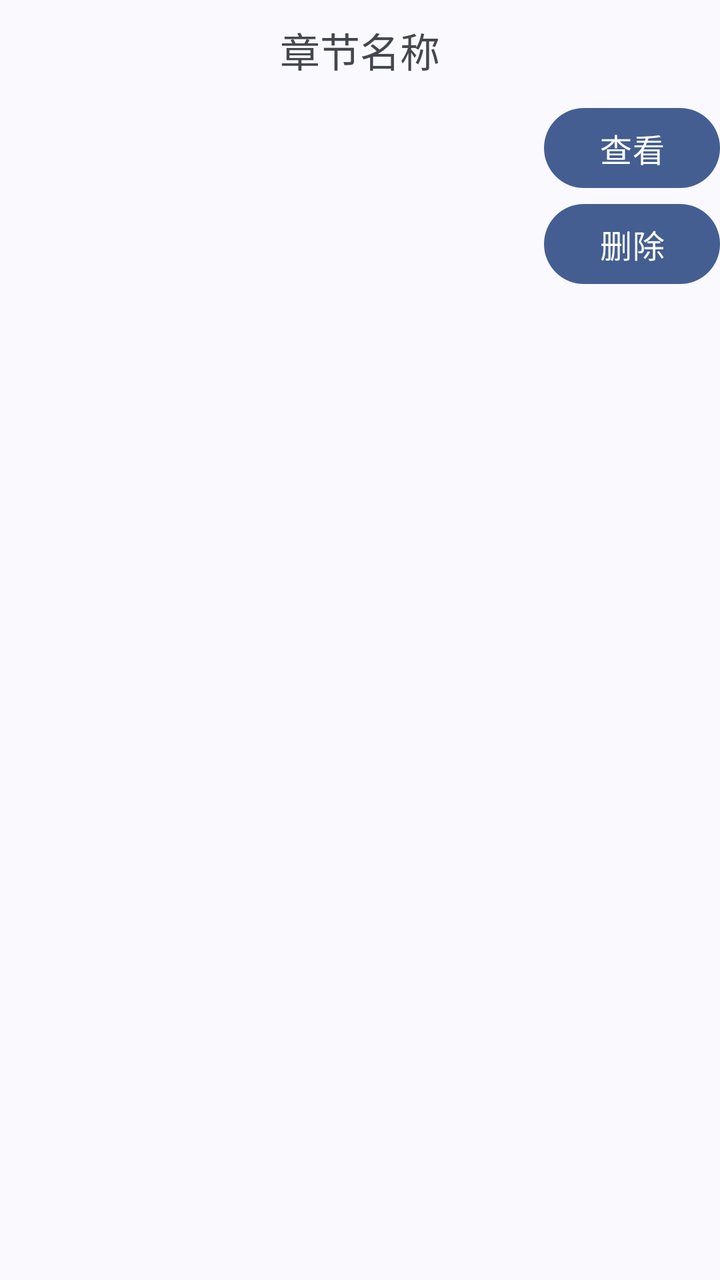
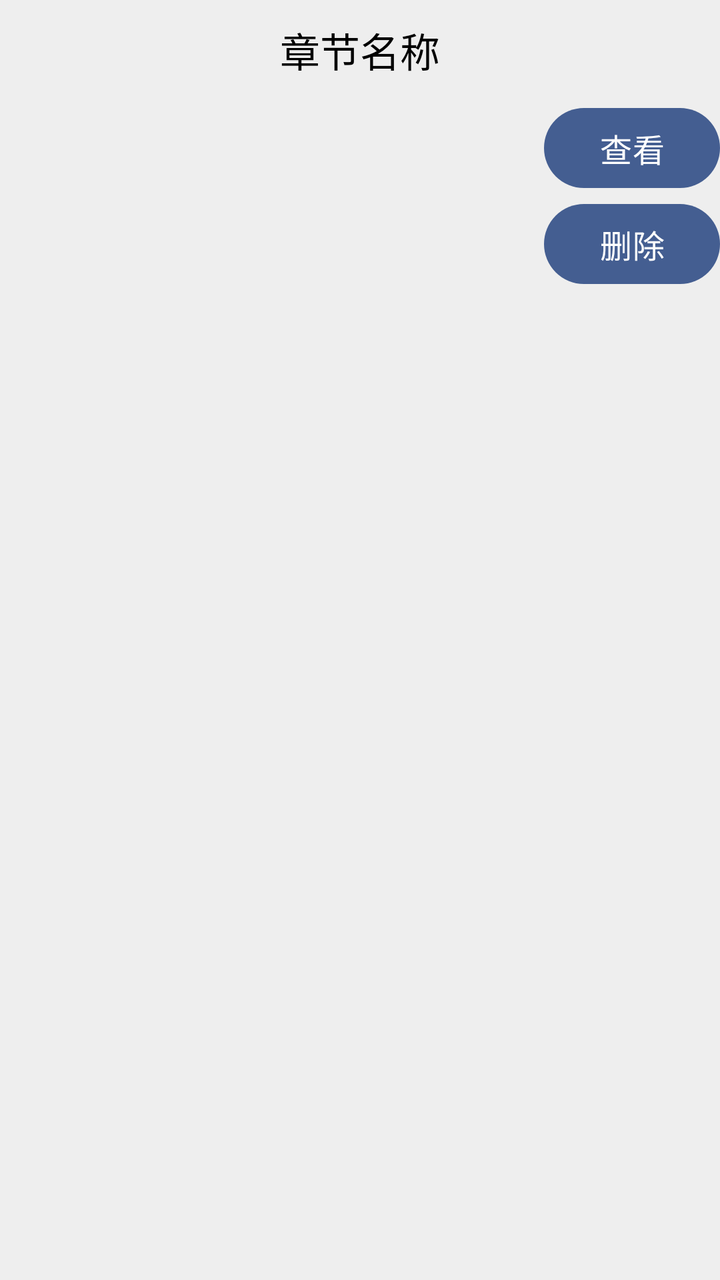

The first picture is an Android layout as it rendered before a commit; the second is the same layout after the commit. The layout source and the unified diff follow.
<!-- AndroidManifest.xml: application theme Theme.EBookReader -->
<!-- res/layout/fragment_txt_bookmark_item.xml -->
<?xml version="1.0" encoding="utf-8"?>
<LinearLayout xmlns:android="http://schemas.android.com/apk/res/android"
    android:layout_width="match_parent"
    android:layout_height="150dp"
    android:orientation="vertical"
    >
    <com.google.android.material.textview.MaterialTextView
        android:layout_width="match_parent"
        android:layout_height="50dp"
        android:text="章节名称"
        android:textSize="20sp"
        android:gravity="center"
        android:padding="10dp"
        android:id="@+id/txt_bookmark_name"
        />
    <LinearLayout
        android:layout_width="match_parent"
        android:layout_height="100dp"
        android:orientation="horizontal"
        >
        <com.google.android.material.textview.MaterialTextView
            android:layout_width="0dp"
            android:layout_weight="1"
            android:layout_height="wrap_content"
            android:text=""
            android:id="@+id/txt_bookmark_content"
            android:maxLines="3"
            android:ellipsize="end"
            android:textSize="16sp"
            android:padding="13dp"
            android:gravity="top|start"
            />
        <LinearLayout
            android:layout_width="wrap_content"
            android:layout_height="match_parent"
            android:orientation="vertical">
        <com.google.android.material.button.MaterialButton
                android:layout_width="wrap_content"
                android:layout_height="wrap_content"
                android:layout_gravity="center"
                android:id="@+id/look_bookmark_btn"
                android:text="查看"
                android:textSize="16sp"
            />
        <com.google.android.material.button.MaterialButton
                android:layout_width="wrap_content"
                android:layout_height="wrap_content"
                android:layout_gravity="center"
                android:id="@+id/delete_bookmark_btn"
                android:text="删除"
                android:textSize="16sp"
            />
        </LinearLayout>

    </LinearLayout>


</LinearLayout>
<!-- resources referenced by this layout -->
<resources>
  <style name="Theme.EBookReader" parent="Theme.Material3.DynamicColors.Light">
          <item name="windowActionBar">false</item>
          <item name="windowNoTitle">true</item>
          <item name="background">@color/black</item>
          <item name="android:colorButtonNormal">@color/grey</item>
      </style>
  <color name="black">#FF000000</color>
  <color name="grey">#FF808080</color>
</resources>

<!-- the commit's change to res/layout/fragment_txt_bookmark_item.xml (unified diff, before → after) -->
@@ -3,12 +3,15 @@
     android:layout_width="match_parent"
     android:layout_height="150dp"
     android:orientation="vertical"
+    android:background="?attr/colorSecondary"
+    android:layout_marginVertical="5dp"
     >
     <com.google.android.material.textview.MaterialTextView
         android:layout_width="match_parent"
         android:layout_height="50dp"
         android:text="章节名称"
         android:textSize="20sp"
+        android:textColor="?attr/colorOnSurface"
         android:gravity="center"
         android:padding="10dp"
         android:id="@+id/txt_bookmark_name"
@@ -22,6 +25,7 @@
             android:layout_width="0dp"
             android:layout_weight="1"
             android:layout_height="wrap_content"
+            android:textColor="?attr/colorOnSurface"
             android:text=""
             android:id="@+id/txt_bookmark_content"
             android:maxLines="3"
<!-- resource entries referenced after the edit -->
@@ -5,8 +5,17 @@
           <item name="windowNoTitle">true</item>
           <item name="background">@color/black</item>
           <item name="android:colorButtonNormal">@color/grey</item>
+  
+          <item name="colorSurface">@color/white</item>
+  
+          <item name="colorOnSurface">@color/black</item>
+          <item name="colorSecondaryFixed">@color/black</item>
+  
+  
+          <item name="colorSecondary">#EEEEEE</item>
       </style>
   <color name="black">#FF000000</color>
   <color name="grey">#FF808080</color>
+  <color name="white">#FFFFFFFF</color>
 </resources>
 
